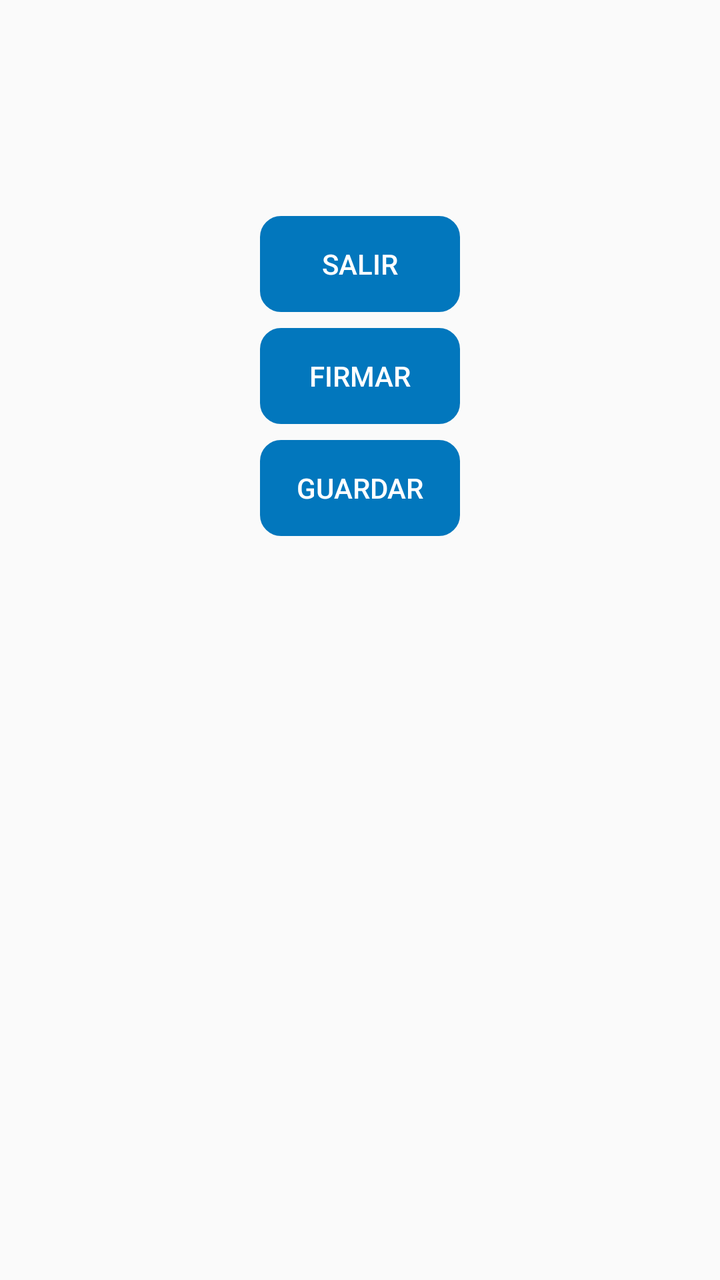
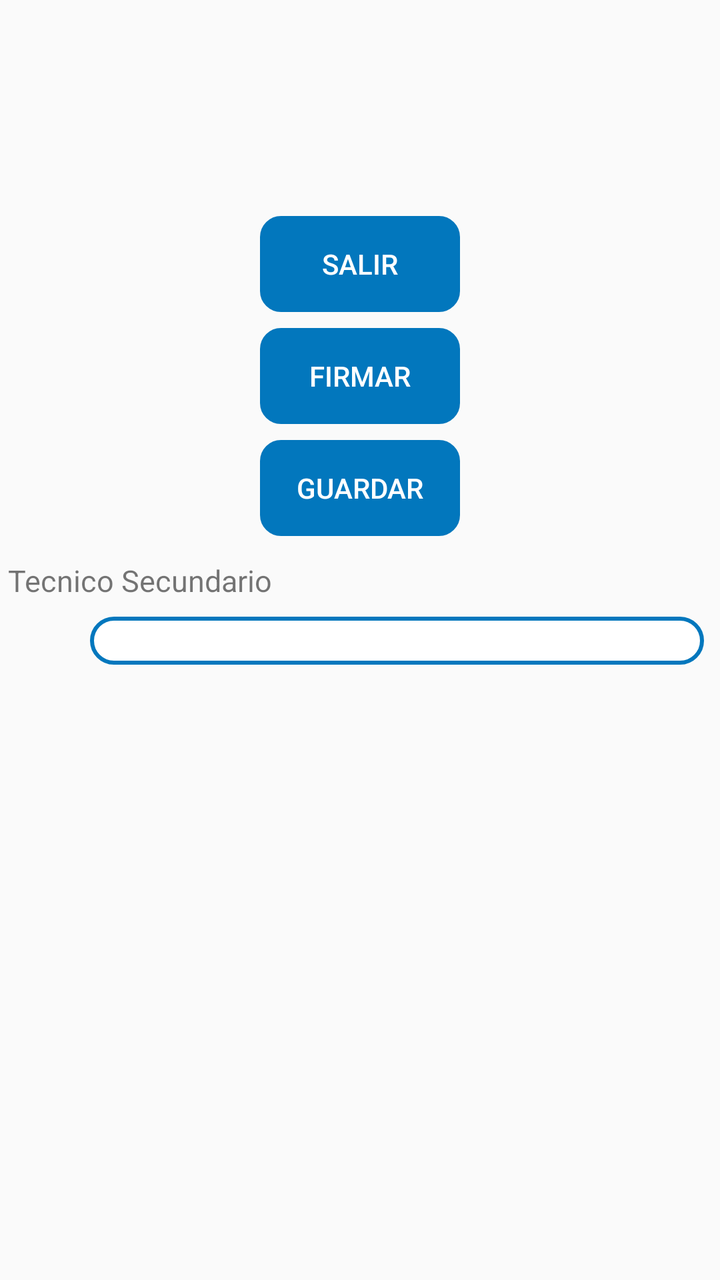

An Android layout rendered at two revisions. The XML below is the earlier revision; the diff shows what the commit changed to produce the second picture.
<!-- AndroidManifest.xml: application theme AppTheme -->
<!-- res/layout/activity_ejecutar_reporte.xml -->
<?xml version="1.0" encoding="utf-8"?>
<FrameLayout xmlns:android="http://schemas.android.com/apk/res/android"
    xmlns:app="http://schemas.android.com/apk/res-auto"
    xmlns:tools="http://schemas.android.com/tools"
    android:layout_width="match_parent"
    android:layout_height="match_parent"
    tools:context=".Fragments.EjecutarReportes">

    <android.support.constraint.ConstraintLayout
        android:layout_width="match_parent"
        android:layout_height="match_parent"
        android:layout_marginTop="100dp">

        <Button
            android:id="@+id/ejecutarR"
            android:layout_width="100dp"
            android:layout_height="wrap_content"
            android:layout_alignParentStart="true"
            android:layout_marginStart="8dp"
            android:layout_marginTop="8dp"
            android:layout_marginEnd="8dp"
            android:background="@drawable/boton"
            android:backgroundTint="@color/colorPrimary"
            android:text="@string/guardar"
            android:textColor="#fff"
            app:layout_constraintEnd_toEndOf="parent"
            app:layout_constraintStart_toStartOf="parent"
            app:layout_constraintTop_toBottomOf="@+id/firmarRep" />

        <Button
            android:id="@+id/firmarRep"
            android:layout_width="100dp"
            android:layout_height="wrap_content"
            android:layout_alignParentEnd="true"
            android:layout_marginStart="8dp"
            android:layout_marginTop="8dp"
            android:layout_marginEnd="8dp"
            android:layout_toEndOf="@+id/ejecutarR"
            android:background="@drawable/boton"
            android:backgroundTint="@color/colorPrimary"
            android:enabled="true"
            android:text="@string/firmar"
            android:textColor="#fff"
            app:layout_constraintEnd_toEndOf="parent"
            app:layout_constraintStart_toStartOf="parent"
            app:layout_constraintTop_toBottomOf="@+id/SalirR" />

        <Button
            android:id="@+id/SalirR"
            android:layout_width="100dp"
            android:layout_height="wrap_content"
            android:layout_below="@+id/ejecutarR"
            android:layout_centerHorizontal="true"
            android:layout_marginStart="8dp"
            android:layout_marginTop="8dp"
            android:layout_marginEnd="8dp"
            android:background="@drawable/boton"
            android:backgroundTint="@color/colorPrimary"
            android:text="@string/salir"
            android:textColor="#fff"
            app:layout_constraintEnd_toEndOf="parent"
            app:layout_constraintStart_toStartOf="parent"
            app:layout_constraintTop_toTopOf="parent" />
    </android.support.constraint.ConstraintLayout>
</FrameLayout>
<!-- resources referenced by this layout -->
<resources>
  <color name="colorPrimary">#0277BD</color>
  <!-- drawable boton (drawable) -->
  <?xml version="1.0" encoding="utf-8"?>
  <shape xmlns:android="http://schemas.android.com/apk/res/android" android:shape="rectangle">
    <stroke  android:width="1dp"/>
    <corners android:radius="10dp"/>
  
  
  </shape>
  <string name="firmar">Firmar</string>
  <string name="guardar">Guardar</string>
  <string name="salir">Salir</string>
  <style name="AppTheme" parent="Theme.AppCompat.Light.DarkActionBar">
          
          <item name="colorPrimary">@color/colorPrimary</item>
          <item name="colorPrimaryDark">@color/colorPrimaryDark</item>
          <item name="colorAccent">@color/colorAccent</item>
          <item name="android:colorForeground">@android:color/background_dark</item>
      </style>
  <color name="colorPrimaryDark">#004C8C</color>
  <color name="colorAccent">#0000FF</color>
</resources>

<!-- the commit's change to res/layout/activity_ejecutar_reporte.xml (unified diff, before → after) -->
@@ -10,6 +10,34 @@
         android:layout_width="match_parent"
         android:layout_height="match_parent"
         android:layout_marginTop="100dp">
+
+        <TextView
+            android:id="@+id/textView47"
+            android:layout_width="0dp"
+            android:layout_height="wrap_content"
+            android:layout_below="@+id/RV1"
+            android:layout_marginStart="4dp"
+            android:layout_marginTop="12dp"
+            android:layout_marginEnd="8dp"
+            android:text="@string/tecnico_Sec"
+            android:textSize="@dimen/mediano"
+            app:layout_constraintEnd_toEndOf="parent"
+            app:layout_constraintHorizontal_bias="0.0"
+            app:layout_constraintStart_toStartOf="parent"
+            app:layout_constraintTop_toBottomOf="@+id/ejecutarR" />
+
+        <Spinner
+            android:id="@+id/tecnicosecundario4"
+            android:layout_width="307dp"
+            android:layout_height="24dp"
+            android:layout_below="@+id/textView3"
+            android:layout_alignParentStart="true"
+            android:layout_marginTop="8dp"
+            android:background="@drawable/disenio_spinner"
+            app:layout_constraintEnd_toEndOf="@+id/textView47"
+            app:layout_constraintHorizontal_bias="1.0"
+            app:layout_constraintStart_toStartOf="@+id/textView47"
+            app:layout_constraintTop_toBottomOf="@+id/textView47" />
 
         <Button
             android:id="@+id/ejecutarR"
<!-- resource entries referenced after the edit -->
@@ -1,6 +1,7 @@
 <!-- resources referenced by this layout -->
 <resources>
   <color name="colorPrimary">#0277BD</color>
+  <dimen name="mediano">15dp</dimen>
   <!-- drawable boton (drawable) -->
   <?xml version="1.0" encoding="utf-8"?>
   <shape xmlns:android="http://schemas.android.com/apk/res/android" android:shape="rectangle">
@@ -9,9 +10,32 @@
   
   
   </shape>
+  <!-- drawable disenio_spinner (drawable) -->
+  <?xml version="1.0" encoding="utf-8"?>
+  <selector xmlns:android="http://schemas.android.com/apk/res/android">
+      <item>
+          <shape>
+              <solid
+                  android:color="@color/fondoBlanco">
+              </solid>
+  
+              <corners android:radius="15dp" />
+  
+              <padding
+                  android:bottom="1dp"
+                  android:left="2dp"
+                  android:right="10dp"
+                  android:top="1dp" />
+              <stroke
+                  android:width="2dp"
+                  android:color="@color/colorPrimary"/>
+          </shape>
+      </item>
+  </selector>
   <string name="firmar">Firmar</string>
   <string name="guardar">Guardar</string>
   <string name="salir">Salir</string>
+  <string name="tecnico_Sec">Tecnico Secundario</string>
   <style name="AppTheme" parent="Theme.AppCompat.Light.DarkActionBar">
           
           <item name="colorPrimary">@color/colorPrimary</item>
@@ -19,6 +43,7 @@
           <item name="colorAccent">@color/colorAccent</item>
           <item name="android:colorForeground">@android:color/background_dark</item>
       </style>
+  <color name="fondoBlanco">#fff</color>
   <color name="colorPrimaryDark">#004C8C</color>
   <color name="colorAccent">#0000FF</color>
 </resources>
